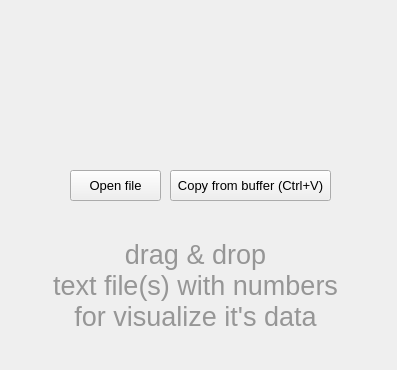
Old version of the form gui/davis_gui.ui in the repository DevToolsOrganization/matrix-data-visualization-DAVIS.
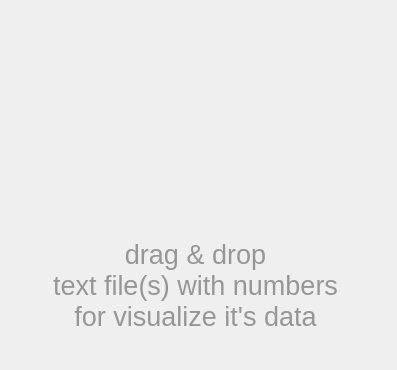
New version of the form. Icons and pictures are not drawn.

```diff
--- a/gui/davis_gui.ui
+++ b/gui/davis_gui.ui
@@ -163,45 +163,6 @@
      </item>
     </layout>
    </widget>
-   <widget class="QPushButton" name="pushButton_open">
-    <property name="geometry">
-     <rect>
-      <x>70</x>
-      <y>170</y>
-      <width>91</width>
-      <height>31</height>
-     </rect>
-    </property>
-    <property name="font">
-     <font>
-      <pointsize>10</pointsize>
-     </font>
-    </property>
-    <property name="text">
-     <string>Open file</string>
-    </property>
-    <property name="flat">
-     <bool>false</bool>
-    </property>
-   </widget>
-   <widget class="QPushButton" name="pushButton_fromBuffer">
-    <property name="geometry">
-     <rect>
-      <x>170</x>
-      <y>170</y>
-      <width>161</width>
-      <height>31</height>
-     </rect>
-    </property>
-    <property name="font">
-     <font>
-      <pointsize>10</pointsize>
-     </font>
-    </property>
-    <property name="text">
-     <string>Copy from buffer (Ctrl+V)</string>
-    </property>
-   </widget>
   </widget>
  </widget>
  <resources>
```
